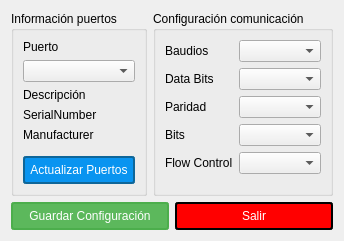
First picture: the form in ajustespuertoserial.ui, repository hectorda/Bio-Feedback, before the edit.
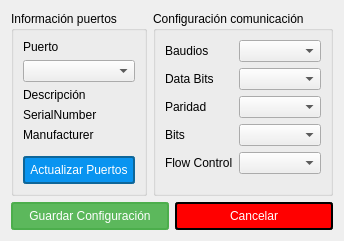
Second picture: the form after the edit. Icons and pictures are not drawn.

Patch:
```diff
--- a/ajustespuertoserial.ui
+++ b/ajustespuertoserial.ui
@@ -17,6 +17,11 @@
    <iconset resource="images.qrc">
     <normaloff>:/images/settings.png</normaloff>:/images/settings.png</iconset>
   </property>
+  <property name="styleSheet">
+   <string notr="true">QDialog{
+background-color:rgb(221, 221, 221)
+};</string>
+  </property>
   <layout class="QVBoxLayout" name="verticalLayout_2">
    <item>
     <layout class="QHBoxLayout" name="horizontalLayout">
@@ -259,7 +264,7 @@
 }</string>
        </property>
        <property name="text">
-        <string>Salir</string>
+        <string>Cancelar</string>
        </property>
       </widget>
      </item>
```
